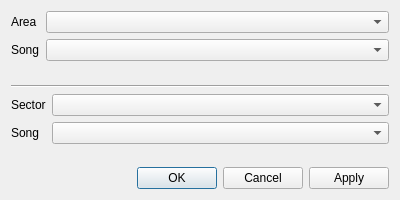
Old version of the form dsvedit/music_editor.ui in the repository LagoLunatic/DSVEdit.
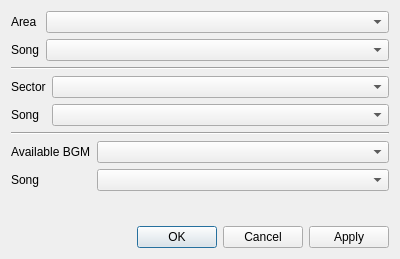
New version of the form.

Commit message: Music editor: Support editing PoR's BGM pool

Patch:
```diff
--- a/dsvedit/music_editor.ui
+++ b/dsvedit/music_editor.ui
@@ -7,7 +7,7 @@
     <x>0</x>
     <y>0</y>
     <width>400</width>
-    <height>200</height>
+    <height>259</height>
    </rect>
   </property>
   <property name="windowTitle">
@@ -72,6 +72,62 @@
      </item>
     </layout>
    </item>
+   <item>
+    <widget class="QWidget" name="bgm_container" native="true">
+     <layout class="QVBoxLayout" name="bgm_layout">
+      <property name="margin">
+       <number>0</number>
+      </property>
+      <item>
+       <widget class="Line" name="line_2">
+        <property name="orientation">
+         <enum>Qt::Horizontal</enum>
+        </property>
+       </widget>
+      </item>
+      <item>
+       <layout class="QFormLayout" name="formLayout_3">
+        <property name="fieldGrowthPolicy">
+         <enum>QFormLayout::AllNonFixedFieldsGrow</enum>
+        </property>
+        <item row="0" column="0">
+         <widget class="QLabel" name="label_3">
+          <property name="text">
+           <string>Available BGM</string>
+          </property>
+         </widget>
+        </item>
+        <item row="0" column="1">
+         <widget class="QComboBox" name="bgm_index"/>
+        </item>
+        <item row="1" column="0">
+         <widget class="QLabel" name="label_4">
+          <property name="text">
+           <string>Song</string>
+          </property>
+         </widget>
+        </item>
+        <item row="1" column="1">
+         <widget class="QComboBox" name="song_for_bgm_index"/>
+        </item>
+       </layout>
+      </item>
+     </layout>
+    </widget>
+   </item>
+   <item>
+    <spacer name="verticalSpacer">
+     <property name="orientation">
+      <enum>Qt::Vertical</enum>
+     </property>
+     <property name="sizeHint" stdset="0">
+      <size>
+       <width>20</width>
+       <height>40</height>
+      </size>
+     </property>
+    </spacer>
+   </item>
    <item>
     <widget class="QDialogButtonBox" name="buttonBox">
      <property name="standardButtons">
```
The commit also changes 5 other files.
